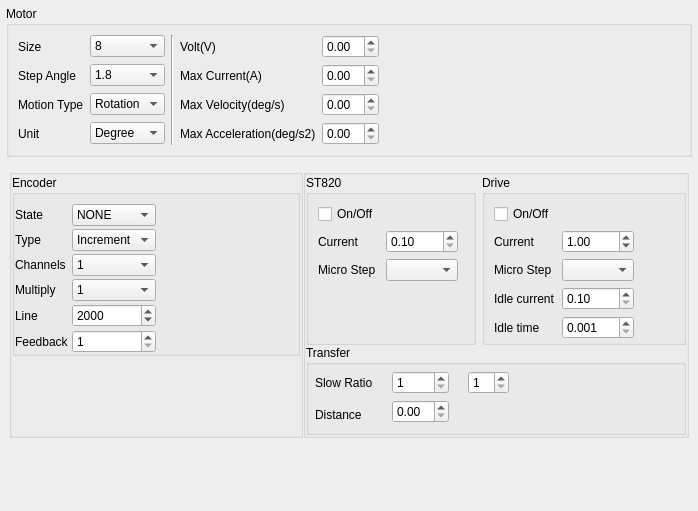
Before: the Qt Designer form source/wnd/ui/mrqaxes.ui in ww4u/megarobostudio, drawn with Qt 5.
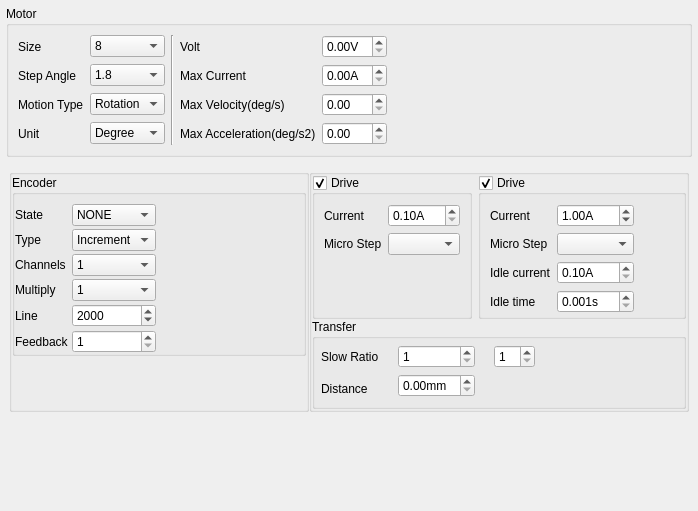
After: the same form once the commit is applied. Icons and pictures are not drawn. Custom widgets are drawn as their Qt base class.

What changed in the file:
```diff
--- a/source/wnd/ui/mrqaxes.ui
+++ b/source/wnd/ui/mrqaxes.ui
@@ -126,7 +126,7 @@
       <item row="0" column="3">
        <widget class="QLabel" name="label_9">
         <property name="text">
-         <string>Volt(V)</string>
+         <string>Volt</string>
         </property>
        </widget>
       </item>
@@ -135,6 +135,9 @@
         <property name="enabled">
          <bool>true</bool>
         </property>
+        <property name="suffix">
+         <string>V</string>
+        </property>
        </widget>
       </item>
       <item row="1" column="0">
@@ -181,7 +184,7 @@
       <item row="1" column="3">
        <widget class="QLabel" name="label_11">
         <property name="text">
-         <string>Max Current(A)</string>
+         <string>Max Current</string>
         </property>
        </widget>
       </item>
@@ -190,6 +193,9 @@
         <property name="enabled">
          <bool>true</bool>
         </property>
+        <property name="suffix">
+         <string>A</string>
+        </property>
        </widget>
       </item>
       <item row="3" column="0">
@@ -520,27 +526,23 @@
           <item>
            <widget class="QGroupBox" name="gpSt820">
             <property name="title">
-             <string>ST820</string>
+             <string>Drive</string>
+            </property>
+            <property name="checkable">
+             <bool>true</bool>
             </property>
             <layout class="QGridLayout" name="gridLayout_6">
              <property name="bottomMargin">
               <number>3</number>
              </property>
-             <item row="2" column="0">
+             <item row="1" column="0">
               <widget class="QLabel" name="label_18">
                <property name="text">
                 <string>Micro Step</string>
                </property>
               </widget>
              </item>
-             <item row="0" column="0">
-              <widget class="QCheckBox" name="chk820">
-               <property name="text">
-                <string>On/Off</string>
-               </property>
-              </widget>
-             </item>
-             <item row="3" column="1" rowspan="2">
+             <item row="2" column="1" rowspan="2">
               <spacer name="verticalSpacer_4">
                <property name="orientation">
                 <enum>Qt::Vertical</enum>
@@ -553,23 +555,7 @@
                </property>
               </spacer>
              </item>
-             <item row="2" column="1">
-              <widget class="ValueComboBox" name="cmb820MicroStep"/>
-             </item>
-             <item row="0" column="1" colspan="2">
-              <spacer name="horizontalSpacer">
-               <property name="orientation">
-                <enum>Qt::Horizontal</enum>
-               </property>
-               <property name="sizeHint" stdset="0">
-                <size>
-                 <width>40</width>
-                 <height>20</height>
-                </size>
-               </property>
-              </spacer>
-             </item>
-             <item row="1" column="0">
+             <item row="0" column="0">
               <widget class="QLabel" name="label_21">
                <property name="text">
                 <string>Current</string>
@@ -577,7 +563,13 @@
               </widget>
              </item>
              <item row="1" column="1">
+              <widget class="ValueComboBox" name="cmb820MicroStep"/>
+             </item>
+             <item row="0" column="1">
               <widget class="QDoubleSpinBox" name="spin820Current">
+               <property name="suffix">
+                <string>A</string>
+               </property>
                <property name="minimum">
                 <double>0.100000000000000</double>
                </property>
@@ -600,6 +592,9 @@
             <property name="title">
              <string>Drive</string>
             </property>
+            <property name="checkable">
+             <bool>true</bool>
+            </property>
             <layout class="QGridLayout" name="gridLayout_3">
              <property name="leftMargin">
               <number>9</number>
@@ -616,21 +611,11 @@
              <property name="spacing">
               <number>6</number>
              </property>
-             <item row="10" column="0">
-              <spacer name="verticalSpacer_2">
-               <property name="orientation">
-                <enum>Qt::Vertical</enum>
-               </property>
-               <property name="sizeHint" stdset="0">
-                <size>
-                 <width>20</width>
-                 <height>0</height>
-                </size>
-               </property>
-              </spacer>
-             </item>
-             <item row="2" column="1">
+             <item row="1" column="1">
               <widget class="QDoubleSpinBox" name="dblCurrent">
+               <property name="suffix">
+                <string>A</string>
+               </property>
                <property name="minimum">
                 <double>0.100000000000000</double>
                </property>
@@ -642,14 +627,43 @@
                </property>
               </widget>
              </item>
+             <item row="9" column="0">
+              <spacer name="verticalSpacer_2">
+               <property name="orientation">
+                <enum>Qt::Vertical</enum>
+               </property>
+               <property name="sizeHint" stdset="0">
+                <size>
+                 <width>20</width>
+                 <height>0</height>
+                </size>
+               </property>
+              </spacer>
+             </item>
              <item row="7" column="0">
-              <widget class="QLabel" name="label_13">
+              <widget class="QLabel" name="label_22">
                <property name="text">
-                <string>Micro Step</string>
+                <string>Idle current</string>
                </property>
               </widget>
              </item>
              <item row="7" column="1">
+              <widget class="QDoubleSpinBox" name="spinIdleCurrent">
+               <property name="enabled">
+                <bool>true</bool>
+               </property>
+               <property name="suffix">
+                <string>A</string>
+               </property>
+               <property name="minimum">
+                <double>0.100000000000000</double>
+               </property>
+               <property name="maximum">
+                <double>25.000000000000000</double>
+               </property>
+              </widget>
+             </item>
+             <item row="6" column="1">
               <widget class="ValueComboBox" name="cmbDrvVernier">
                <property name="sizePolicy">
                 <sizepolicy hsizetype="Preferred" vsizetype="Fixed">
@@ -659,7 +673,14 @@
                </property>
               </widget>
              </item>
-             <item row="2" column="0">
+             <item row="6" column="0">
+              <widget class="QLabel" name="label_13">
+               <property name="text">
+                <string>Micro Step</string>
+               </property>
+              </widget>
+             </item>
+             <item row="1" column="0">
               <widget class="QLabel" name="label_14">
                <property name="text">
                 <string>Current</string>
@@ -667,37 +688,20 @@
               </widget>
              </item>
              <item row="8" column="0">
-              <widget class="QLabel" name="label_22">
-               <property name="text">
-                <string>Idle current</string>
-               </property>
-              </widget>
-             </item>
-             <item row="8" column="1">
-              <widget class="QDoubleSpinBox" name="spinIdleCurrent">
-               <property name="enabled">
-                <bool>true</bool>
-               </property>
-               <property name="minimum">
-                <double>0.100000000000000</double>
-               </property>
-               <property name="maximum">
-                <double>25.000000000000000</double>
-               </property>
-              </widget>
-             </item>
-             <item row="9" column="0">
               <widget class="QLabel" name="label_24">
                <property name="text">
                 <string>Idle time</string>
                </property>
               </widget>
              </item>
-             <item row="9" column="1">
+             <item row="8" column="1">
               <widget class="QDoubleSpinBox" name="spinIdleTime">
                <property name="enabled">
                 <bool>true</bool>
                </property>
+               <property name="suffix">
+                <string>s</string>
+               </property>
                <property name="decimals">
                 <number>3</number>
                </property>
@@ -709,17 +713,7 @@
                </property>
               </widget>
              </item>
-             <item row="0" column="0">
-              <widget class="QCheckBox" name="chkDriverState">
-               <property name="layoutDirection">
-                <enum>Qt::LeftToRight</enum>
-               </property>
-               <property name="text">
-                <string>On/Off</string>
-               </property>
-              </widget>
-             </item>
-             <item row="2" column="2">
+             <item row="1" column="2">
               <spacer name="horizontalSpacer_2">
                <property name="orientation">
                 <enum>Qt::Horizontal</enum>
@@ -806,7 +800,11 @@
             </widget>
            </item>
            <item row="4" column="2">
-            <widget class="QDoubleSpinBox" name="spinDistance"/>
+            <widget class="QDoubleSpinBox" name="spinDistance">
+             <property name="suffix">
+              <string>mm</string>
+             </property>
+            </widget>
            </item>
            <item row="1" column="1">
             <widget class="QLabel" name="label_5">
```
